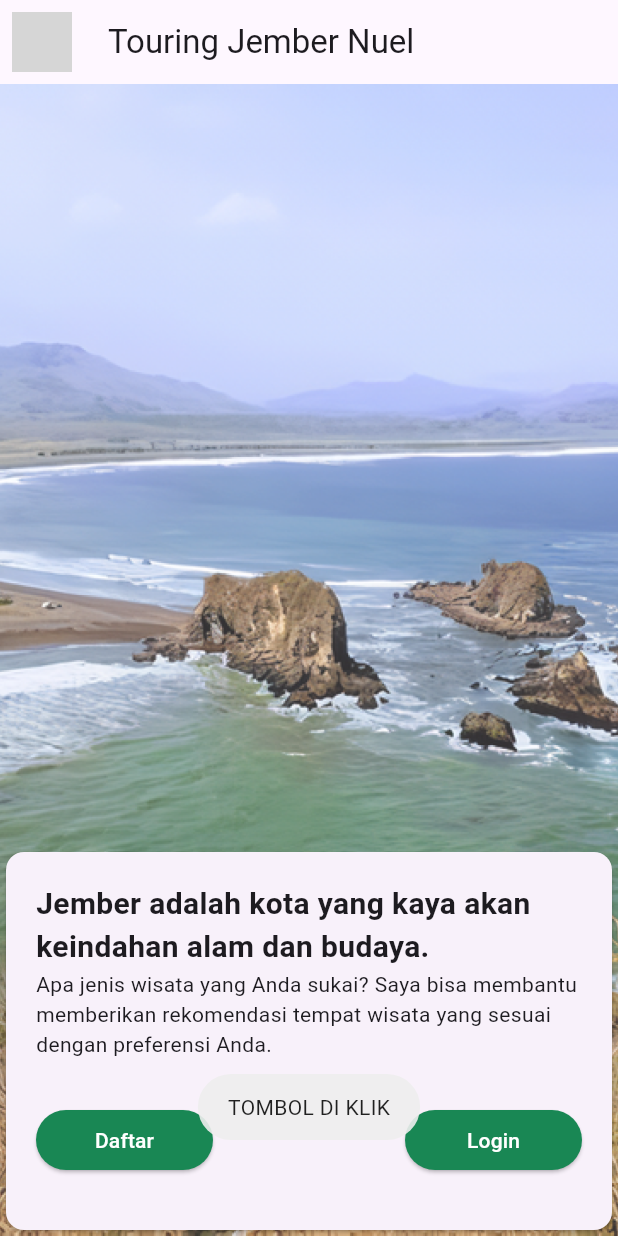
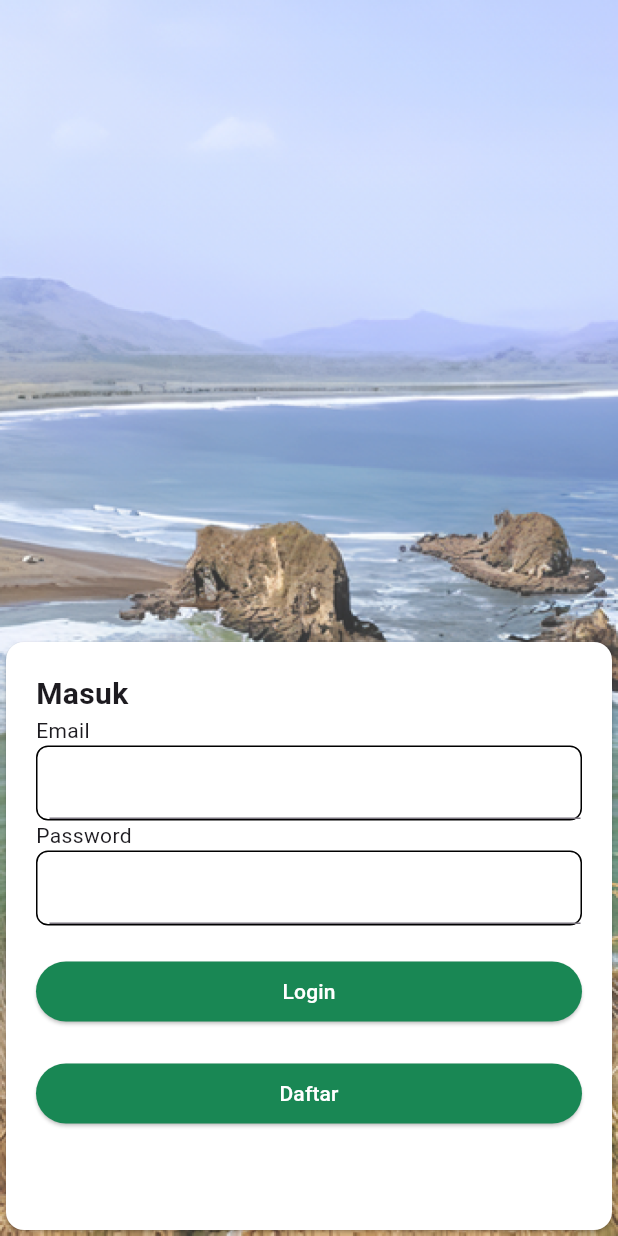
Before and after one commit to EgoSetiawan/PemproMobile, a Flutter app: the OnBoardScreen screen opened directly, after a tap on "Login", on a phone screen of 412 x 824 dp. Run offline on Flutter 3.47's test engine with Material 2 defaults, Android fonts, the phone set to English and light mode, and no system bars; our stand-ins replace dio, flutter_svg, fluttertoast, water_drop_nav_bar; project files that could hold a hidden picture were left out; grey boxes are pictures that could not be loaded.

Commit message:
Login model & Service with ngrok

```diff
--- /dev/null
+++ b/lib/model/login/login_model.dart
@@ -0,0 +1,42 @@
+class LoginResponse {
+  bool error;
+  String message;
+  LoginResult loginResult;
+
+  LoginResponse({
+    required this.error,
+    required this.message,
+    required this.loginResult,
+  });
+
+  factory LoginResponse.fromJson(Map<String, dynamic> json) {
+    return LoginResponse(
+      error: json['error'],
+      message: json['message'],
+      loginResult: LoginResult.fromJson(json['loginResult']),
+    );
+  }
+}
+
+class LoginResult {
+  String userId;
+  String name;
+  String email;
+  String token;
+
+  LoginResult({
+    required this.userId,
+    required this.name,
+    required this.email,
+    required this.token,
+  });
+
+  factory LoginResult.fromJson(Map<String, dynamic> json) {
+    return LoginResult(
+      userId: json['userId'],
+      name: json['name'],
+      email: json['email'],
+      token: json['token'],
+    );
+  }
+}
--- /dev/null
+++ b/lib/view/screen/loginScreen.dart
@@ -0,0 +1,163 @@
+import 'dart:convert';
+
+import 'package:flutter/cupertino.dart';
+import 'package:flutter/material.dart';
+import 'package:fluttertoast/fluttertoast.dart';
+import 'package:pariwisata_flutter/model/login/login_model.dart';
+import 'package:pariwisata_flutter/view/screen/home.screen.dart';
+import 'package:pariwisata_flutter/view/screen/registerScreen.dart';
+import 'package:pariwisata_flutter/view/screen/secondscreen.dart';
+
+import '../../model/home/home_model.dart';
+import '../../model/register/register_model.dart';
+import '../../theme/theme.app.dart';
+import '../component/app_bar.dart';
+import 'package:http/http.dart' as http;
+
+import 'onBoardScreen.dart';
+
+class LoginScreen extends StatefulWidget {
+  const LoginScreen({Key? key}) : super(key: key);
+
+  @override
+  State<LoginScreen> createState() => _LoginScreenState();
+}
+
+class _LoginScreenState extends State<LoginScreen> {
+  final TextEditingController _fullName = TextEditingController();
+  final TextEditingController _email = TextEditingController();
+  final TextEditingController _password = TextEditingController();
+
+  Future<LoginResponse>? _loginFuture;
+  @override
+  Widget build(BuildContext context) {
+    return Container(
+        decoration: const BoxDecoration(
+            image: DecorationImage(
+                image: AssetImage('assests/diatas_gunung.png'),
+                fit: BoxFit.cover)),
+        child: SizedBox(
+          child: Align(
+            alignment: Alignment.bottomCenter,
+            child: Container(
+              height: 400,
+              width: double.infinity,
+              child: Card(
+                  color: Colors.white,
+                  child: Padding(
+                    padding: EdgeInsets.all(20),
+                    child: Column(
+                      crossAxisAlignment: CrossAxisAlignment.start,
+                      children: <Widget>[
+                        const Text(
+                          "Masuk",
+                          style: TextStyle(
+                            fontWeight: FontWeight.bold,
+                            fontSize: 20,
+                          ),
+                        ),
+                        const Text("Email"),
+                        Container(
+                          decoration: BoxDecoration(
+                              border: Border.all(
+                                  color: Colors.black,
+                                  width: 1
+                              ),
+                              borderRadius: BorderRadius.circular(8)
+                          ),
+                          child: Padding(
+                            padding: EdgeInsets.only(left:8),
+                            child: TextField(
+                              controller: _email,
+                            ),
+                          ),
+                        ),
+                        const Text("Password"),
+                        Container(
+                          decoration: BoxDecoration(
+                              border: Border.all(
+                                  color: Colors.black,
+                                  width: 1
+                              ),
+                              borderRadius: BorderRadius.circular(8)
+                          ),
+                          child: Padding(
+                            padding: EdgeInsets.only(left:8),
+                            child: TextField(
+                              controller: _password,
+                            ),
+                          ),
+                        ),
+                        Container(
+                          margin: EdgeInsets.only(top: 20),
+                          child: ElevatedButton(
+                            onPressed: () {
+                              setState(() {
+                                _loginFuture = doLogin(_email.text, _password.text);
+                              });
+                            },
+                            style: ElevatedButton.styleFrom(
+                              primary: greenColor,
+                              onPrimary: Colors.white,
+                            ),
+                            child: const SizedBox(
+                                width: double.infinity, // Mengatur lebar Container agar mengisi seluruh parent
+                                child: Center(
+                                  child: Text("Login"),
+                                )
+                            ),
+                          ),
+                        ),
+
+                        Container(
+                          margin: EdgeInsets.only(top: 20),
+                          child: ElevatedButton(
+                            onPressed: () {
+                              Navigator.push(
+                                  context,
+                                  MaterialPageRoute(
+                                      builder: (context) =>
+                                          RegisterScreen()));
+                            },
+                            style: ElevatedButton.styleFrom(
+                              primary: greenColor,
+                              onPrimary: Colors.white,
+                            ),
+                            child: Container(
+                                width: double.infinity, // Mengatur lebar Container agar mengisi seluruh parent
+                                child: Center(
+                                  child: Text("Daftar"),
+                                )
+                            ),
+                          ),
+                        )
+                      ],
+                    ),
+                  )),
+            ),
+          ),
+        ));
+  }
+
+  Future<LoginResponse> doLogin(String email , String password) async{
+    try {
+      Map<String,dynamic> requestBody ={
+        'email' : email , 'password' :password
+      };
+      final response = await http.post(Uri.parse("https://732a-125-166-118-148.ngrok-free.app/login"),body: requestBody);
+      if (response.statusCode == 200) {
+        Navigator.pushReplacement(context, MaterialPageRoute(builder: (context)=>SecondScreen()),);
+
+        return LoginResponse.fromJson(json.decode(response.body));
+      } else {
+        throw Exception("something went wrong HEHE");
+      }
+    } catch (e) {
+      Fluttertoast.showToast(
+          msg: "something went wrong KOCAK",
+          toastLength: Toast.LENGTH_SHORT,
+          gravity: ToastGravity.BOTTOM);
+      throw Exception("something went wrong KCCAK");
+    }
+  }
+}
--- a/lib/view/screen/onBoardScreen.dart
+++ b/lib/view/screen/onBoardScreen.dart
@@ -2,6 +2,7 @@ import 'package:flutter/material.dart';
 import 'package:pariwisata_flutter/theme/theme.app.dart';
 import 'package:pariwisata_flutter/view/component/app_bar.dart';
 import 'package:fluttertoast/fluttertoast.dart';
+import 'package:pariwisata_flutter/view/screen/loginScreen.dart';
 import 'package:pariwisata_flutter/view/screen/registerScreen.dart';
 import 'package:pariwisata_flutter/view/screen/secondscreen.dart';
 
@@ -36,7 +37,7 @@ class OnBoardScreen extends StatelessWidget {
                           const Text(
                               "Apa jenis wisata yang Anda sukai? Saya bisa membantu memberikan rekomendasi tempat wisata yang sesuai dengan preferensi Anda."),
                           Container(
-                            margin: EdgeInsets.only(top: 30),
+                            margin: const EdgeInsets.only(top: 30),
                             child:             Row(
                               children: [
                                 ElevatedButton(
@@ -50,7 +51,7 @@ class OnBoardScreen extends StatelessWidget {
                                     style: ElevatedButton.styleFrom(
                                         primary: greenColor,
                                         onPrimary: Colors.white),
-                                  child: SizedBox(
+                                  child: const SizedBox(
                                     width: 70,
                                     height: 40,
                                     child: Center(
@@ -58,18 +59,19 @@ class OnBoardScreen extends StatelessWidget {
                                     ),
                                   ),
                                 ),
-                                Spacer(),
+                                const Spacer(),
                                 ElevatedButton(
                                     onPressed: () {
-                                      Fluttertoast.showToast(
-                                          msg: "TOMBOL DI KLIK",
-                                          toastLength: Toast.LENGTH_SHORT,
-                                          gravity: ToastGravity.BOTTOM);
+                                      Navigator.push(
+                                          context,
+                                          MaterialPageRoute(
+                                              builder: (context) =>
+                                                  LoginScreen()));
                                     },
                                     style: ElevatedButton.styleFrom(
                                         primary: greenColor,
                                         onPrimary: Colors.white),
-                                    child: SizedBox(
+                                    child: const SizedBox(
                                       width: 70,
                                       height: 40,
                                       child: Center(
@@ -77,8 +79,6 @@ class OnBoardScreen extends StatelessWidget {
                                       ),
                                       ),
                                     )
-
-
                               ],
                             ),
                           )
```
Also changed, not shown: lib/view/screen/registerScreen.dart (+14 -31 lines).
